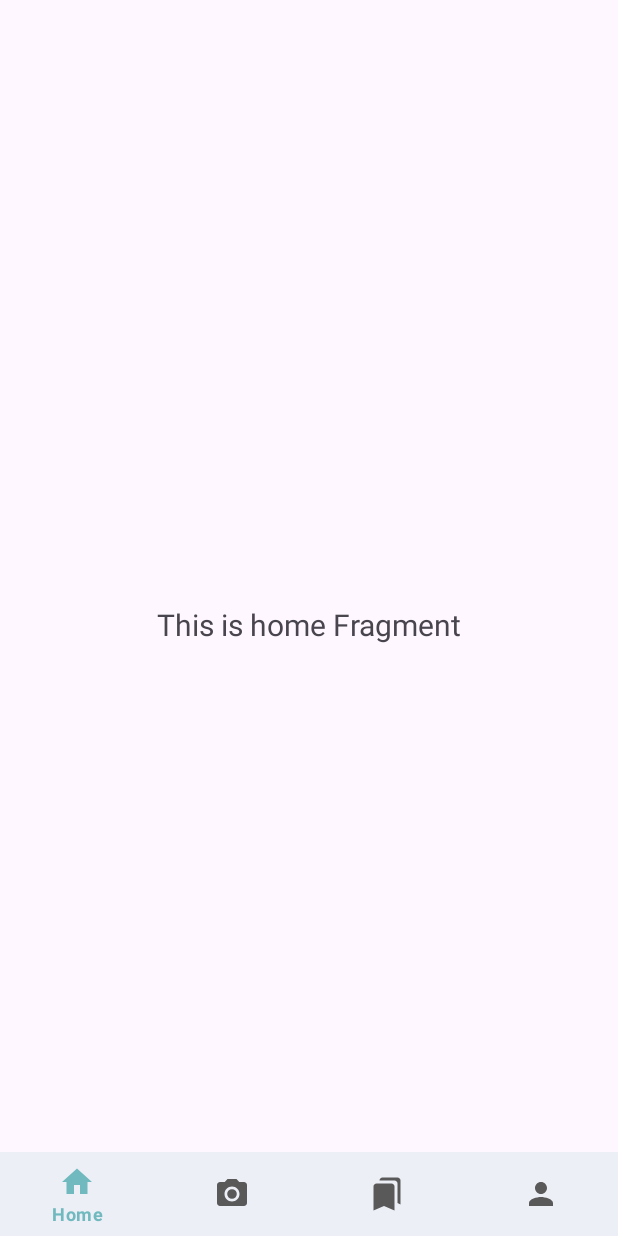
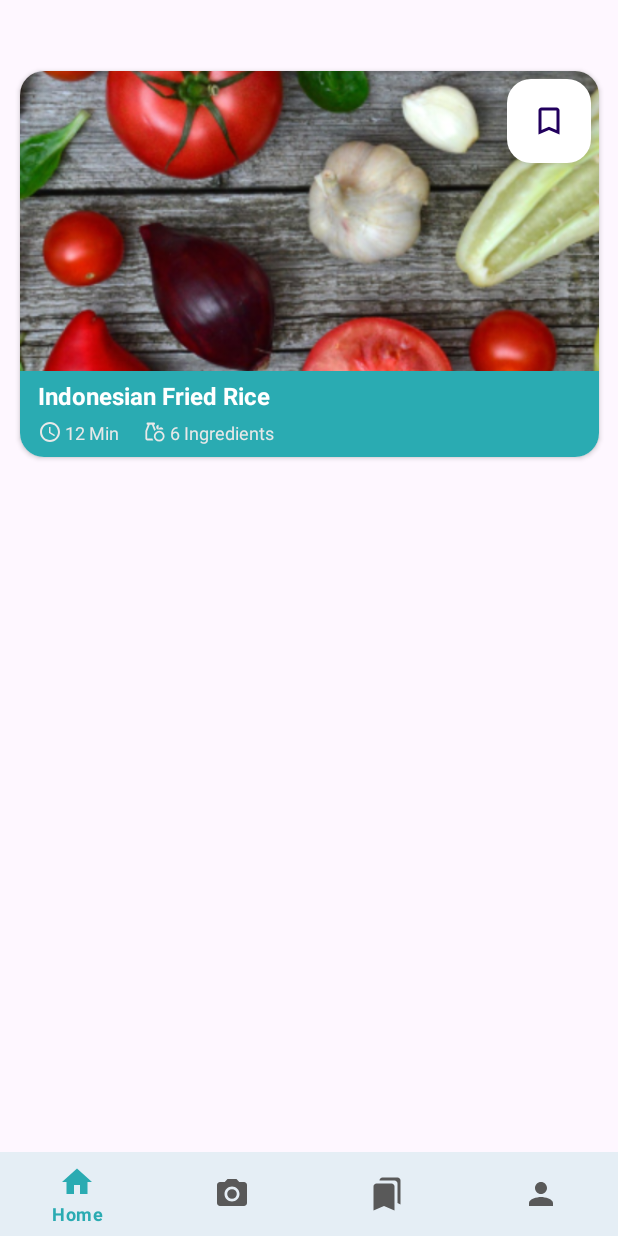
Before and after one commit to Reseepe/Reseepe-MD, an Android app: the HomeFragment screen opened directly, with no data from a screen before it, on a phone screen of 412 x 824 dp. Run offline under Robolectric (Android 15) with nearby library versions, the phone set to English and light mode, and no system bars; our stand-ins replace navigation-ui; 1 statement that could not run was skipped.

Commit message:
feat: carousel home page dummy

```diff
--- a/app/build.gradle.kts
+++ b/app/build.gradle.kts
@@ -56,4 +56,10 @@ dependencies {
     implementation("androidx.activity:activity-ktx:1.7.2")
     implementation("androidx.navigation:navigation-fragment-ktx:2.7.7")
     implementation("androidx.navigation:navigation-ui-ktx:2.7.7")
+
+    implementation("androidx.viewpager2:viewpager2:1.0.0")
+    implementation("androidx.recyclerview:recyclerview:1.2.1")
+
+    implementation("androidx.cardview:cardview:1.0.0")
+
 }
--- /dev/null
+++ b/app/src/main/java/com/capstone/reseepe/ui/adapter/CarouselAdapter.kt
@@ -0,0 +1,28 @@
+package com.capstone.reseepe.ui.adapter
+
+import android.view.LayoutInflater
+import android.view.View
+import android.view.ViewGroup
+import android.widget.ImageView
+import androidx.recyclerview.widget.RecyclerView
+import com.capstone.reseepe.R
+
+class CarouselAdapter(private val imageList: List<Int>) : RecyclerView.Adapter<CarouselAdapter.CarouselViewHolder>() {
+
+    class CarouselViewHolder(view: View) : RecyclerView.ViewHolder(view) {
+        val imageView: ImageView = view.findViewById(R.id.imageView)
+    }
+
+    override fun onCreateViewHolder(parent: ViewGroup, viewType: Int): CarouselViewHolder {
+        val view = LayoutInflater.from(parent.context).inflate(R.layout.item_carousel, parent, false)
+        return CarouselViewHolder(view)
+    }
+
+    override fun onBindViewHolder(holder: CarouselViewHolder, position: Int) {
+        holder.imageView.setImageResource(imageList[position])
+    }
+
+    override fun getItemCount(): Int {
+        return imageList.size
+    }
+}
--- a/app/src/main/java/com/capstone/reseepe/ui/home/HomeFragment.kt
+++ b/app/src/main/java/com/capstone/reseepe/ui/home/HomeFragment.kt
@@ -1,21 +1,19 @@
 package com.capstone.reseepe.ui.home
 
-import androidx.lifecycle.ViewModelProvider
 import android.os.Bundle
 import androidx.fragment.app.Fragment
 import android.view.LayoutInflater
 import android.view.View
 import android.view.ViewGroup
-import android.widget.TextView
+import androidx.lifecycle.ViewModelProvider
+import androidx.viewpager2.widget.ViewPager2
 import com.capstone.reseepe.R
 import com.capstone.reseepe.databinding.FragmentHomeBinding
+import com.capstone.reseepe.ui.adapter.CarouselAdapter
 
 class HomeFragment : Fragment() {
 
     private var _binding: FragmentHomeBinding? = null
-
-    // This property is only valid between onCreateView and
-    // onDestroyView.
     private val binding get() = _binding!!
 
     override fun onCreateView(
@@ -29,10 +27,16 @@ class HomeFragment : Fragment() {
         _binding = FragmentHomeBinding.inflate(inflater, container, false)
         val root: View = binding.root
 
-        val textView: TextView = binding.textHome
-        homeViewModel.text.observe(viewLifecycleOwner) {
-            textView.text = it
-        }
+        // Inisialisasi ViewPager2 dan Adapter
+        val viewPager: ViewPager2 = binding.viewPager
+        val images = listOf(
+            R.drawable.exp_img,
+            R.drawable.exp_img,
+            R.drawable.exp_img,
+            )
+        val adapter = CarouselAdapter(images)
+        viewPager.adapter = adapter
+
         return root
     }
 
--- /dev/null
+++ b/app/src/main/res/drawable/baseline_bookmark_24.xml
@@ -0,0 +1,5 @@
+<vector android:height="20dp" android:tint="#70B9BE"
+    android:viewportHeight="24" android:viewportWidth="24"
+    android:width="20dp" xmlns:android="http://schemas.android.com/apk/res/android">
+    <path android:fillColor="@android:color/white" android:pathData="M17,3H7c-1.1,0 -1.99,0.9 -1.99,2L5,21l7,-3 7,3V5c0,-1.1 -0.9,-2 -2,-2z"/>
+</vector>
--- /dev/null
+++ b/app/src/main/res/drawable/baseline_bookmark_border_24.xml
@@ -0,0 +1,9 @@
+<vector
+    android:height="12dp"
+    android:tint="#70B9BE"
+    android:viewportHeight="24"
+    android:viewportWidth="24"
+    android:width="12dp"
+    xmlns:android="http://schemas.android.com/apk/res/android">
+    <path android:fillColor="#FFFFFF" android:pathData="M17,3L7,3c-1.1,0 -1.99,0.9 -1.99,2L5,21l7,-3 7,3L19,5c0,-1.1 -0.9,-2 -2,-2zM17,18l-5,-2.18L7,18L7,5h10v13z"/>
+</vector>
--- /dev/null
+++ b/app/src/main/res/drawable/baseline_grocery_24.xml
@@ -0,0 +1,9 @@
+<vector xmlns:android="http://schemas.android.com/apk/res/android"
+    android:width="16dp"
+    android:height="16dp"
+    android:viewportWidth="960"
+    android:viewportHeight="960">
+  <path
+      android:pathData="M648,864q-90,0 -153,-63t-63,-153q0,-90 63,-153t153,-63q90,0 153,63t63,153q0,90 -63,153T648,864ZM648,792q60,0 102,-42t42,-102q0,-60 -42,-102t-102,-42q-60,0 -102,42t-42,102q0,60 42,102t102,42ZM168,816q-29.7,0 -50.85,-21.15Q96,773.7 96,744v-287q0,-13 2.25,-25t6.75,-24l87,-216h-12q-15.3,0 -25.65,-10.35Q144,171.3 144,156v-24q0,-15.3 10.35,-25.65Q164.7,96 180,96h264q15.3,0 25.65,10.35Q480,116.7 480,132v24q0,15.3 -10.35,25.65Q459.3,192 444,192h-12l81,202q-17,8 -31.5,19T453,437l-98,-245h-85L168,446v298h209q5,20 16,37t21,35L168,816ZM624,384q-40.32,0 -68.16,-27.77 -27.84,-27.78 -27.84,-68Q528,248 555.84,220q27.84,-28 68.16,-28v192q0,-40.32 27.84,-68.16Q679.68,288 720,288q40.32,0 68.16,27.84Q816,343.68 816,384L624,384Z"
+      android:fillColor="#E8E8E8"/>
+</vector>
--- /dev/null
+++ b/app/src/main/res/drawable/baseline_time_24.xml
@@ -0,0 +1,10 @@
+<vector
+    android:width="16dp"
+    android:height="16dp"
+    android:tint="#E8E8E8"
+    android:viewportHeight="24"
+    android:viewportWidth="24"
+    xmlns:android="http://schemas.android.com/apk/res/android">
+    <path android:fillColor="@android:color/white" android:pathData="M11.99,2C6.47,2 2,6.48 2,12s4.47,10 9.99,10C17.52,22 22,17.52 22,12S17.52,2 11.99,2zM12,20c-4.42,0 -8,-3.58 -8,-8s3.58,-8 8,-8 8,3.58 8,8 -3.58,8 -8,8z"/>
+    <path android:fillColor="@android:color/white" android:pathData="M12.5,7H11v6l5.25,3.15 0.75,-1.23 -4.5,-2.67z"/>
+</vector>
--- a/app/src/main/res/layout/fragment_home.xml
+++ b/app/src/main/res/layout/fragment_home.xml
@@ -6,17 +6,23 @@
     android:layout_height="match_parent"
     tools:context=".ui.home.HomeFragment">
 
-    <TextView
-        android:id="@+id/text_home"
-        android:layout_width="match_parent"
+    <androidx.cardview.widget.CardView
+        android:layout_width="386dp"
         android:layout_height="wrap_content"
-        android:layout_marginStart="8dp"
-        android:layout_marginTop="8dp"
-        android:layout_marginEnd="8dp"
-        android:textAlignment="center"
-        android:textSize="20sp"
+        android:layout_margin="16dp"
+        app:cardCornerRadius="16dp"
         app:layout_constraintBottom_toBottomOf="parent"
         app:layout_constraintEnd_toEndOf="parent"
+        app:layout_constraintHorizontal_bias="0.466"
         app:layout_constraintStart_toStartOf="parent"
-        app:layout_constraintTop_toTopOf="parent" />
+        app:layout_constraintTop_toTopOf="parent"
+        app:layout_constraintVertical_bias="0.059">
+
+        <androidx.viewpager2.widget.ViewPager2
+            android:id="@+id/viewPager"
+            android:layout_width="match_parent"
+            android:layout_height="match_parent" />
+
+    </androidx.cardview.widget.CardView>
+
 </androidx.constraintlayout.widget.ConstraintLayout>
--- /dev/null
+++ b/app/src/main/res/layout/item_carousel.xml
@@ -0,0 +1,97 @@
+<?xml version="1.0" encoding="utf-8"?>
+<LinearLayout xmlns:android="http://schemas.android.com/apk/res/android"
+    android:layout_width="match_parent"
+    android:layout_height="match_parent"
+    xmlns:app="http://schemas.android.com/apk/res-auto"
+    android:orientation="vertical">
+
+    <FrameLayout
+        android:layout_width="match_parent"
+        android:layout_height="wrap_content">
+
+        <ImageView
+            android:id="@+id/imageView"
+            android:layout_width="match_parent"
+            android:layout_height="200dp"
+            android:scaleType="centerCrop" />
+
+        <com.google.android.material.floatingactionbutton.FloatingActionButton
+            android:id="@+id/floatingActionButton"
+            android:layout_width="wrap_content"
+            android:layout_height="wrap_content"
+            android:layout_gravity="end|top"
+            android:src="@drawable/baseline_bookmark_border_24"
+            android:tint="@color/primary_400"
+            android:backgroundTint="@color/white"
+            android:layout_marginEnd="5dp"
+            android:layout_marginTop="5dp"
+            />
+
+    </FrameLayout>
+
+    <LinearLayout
+        android:layout_width="match_parent"
+        android:layout_height="wrap_content"
+        android:orientation="vertical"
+        android:background="@color/primary_400">
+
+        <LinearLayout
+            android:layout_width="match_parent"
+            android:layout_height="wrap_content"
+            android:orientation="horizontal">
+
+            <TextView
+                android:id="@+id/title_recipe"
+                android:layout_width="0dp"
+                android:layout_height="wrap_content"
+                android:layout_weight="1"
+                android:layout_marginStart="12dp"
+                android:layout_marginEnd="12dp"
+                android:layout_marginTop="5dp"
+                android:textStyle="bold"
+                android:textSize="16sp"
+                android:text="@string/recipe_name"
+                android:textColor="@color/white"/>
+
+        </LinearLayout>
+
+        <LinearLayout
+            android:layout_width="match_parent"
+            android:layout_height="wrap_content"
+            android:orientation="horizontal"
+            android:layout_marginStart="12dp"
+            android:layout_marginEnd="12dp"
+            android:layout_marginTop="5dp"
+            android:layout_marginBottom="8dp"
+            >
+
+            <TextView
+                android:id="@+id/duration"
+                android:layout_width="70dp"
+                android:layout_height="match_parent"
+                android:drawableLeft="@drawable/baseline_time_24"
+
+                android:text="@string/recipe_duration"
+                android:textSize="12sp"
+                android:textColor="#E8E8E8"
+                android:gravity="center_vertical"
+                android:drawablePadding="2dp"/>
+
+            <TextView
+                android:id="@+id/ingredients_quantity"
+                android:layout_width="124dp"
+                android:layout_height="match_parent"
+                android:drawableLeft="@drawable/baseline_grocery_24"
+                android:textSize="12sp"
+                android:text="@string/recipe_ingredients_qty"
+                android:textColor="#E8E8E8"
+                android:gravity="center_vertical"
+                android:drawablePadding="2dp"/>
+        </LinearLayout>
+
+    </LinearLayout>
+
+
+
+
+</LinearLayout>
--- a/app/src/main/res/values/colors.xml
+++ b/app/src/main/res/values/colors.xml
@@ -4,6 +4,9 @@
     <color name="white">#FFFFFFFF</color>
     <color name="navy">#2D3D4F</color>
     <color name="gray">#595959</color>
+
     <color name="primary_900">#0A2533</color>
-    <color name="primary_400">#70B9BE</color>
+    <color name="primary_400">#2AABB2</color>
+
+    <color name="white_80">#CCFFFFFF</color>
 </resources>
--- a/app/src/main/res/values/strings.xml
+++ b/app/src/main/res/values/strings.xml
@@ -21,4 +21,7 @@
     <string name="title_bookmarks">Bookmarks</string>
     <string name="title_profile">Profile</string>
 
+    <string name="recipe_name">Indonesian Fried Rice</string>
+    <string name="recipe_duration">12 Min</string>
+    <string name="recipe_ingredients_qty">6 Ingredients</string>
 </resources>
```
Also changed, not shown: app/src/main/res/drawable/exp_img.png (added).
